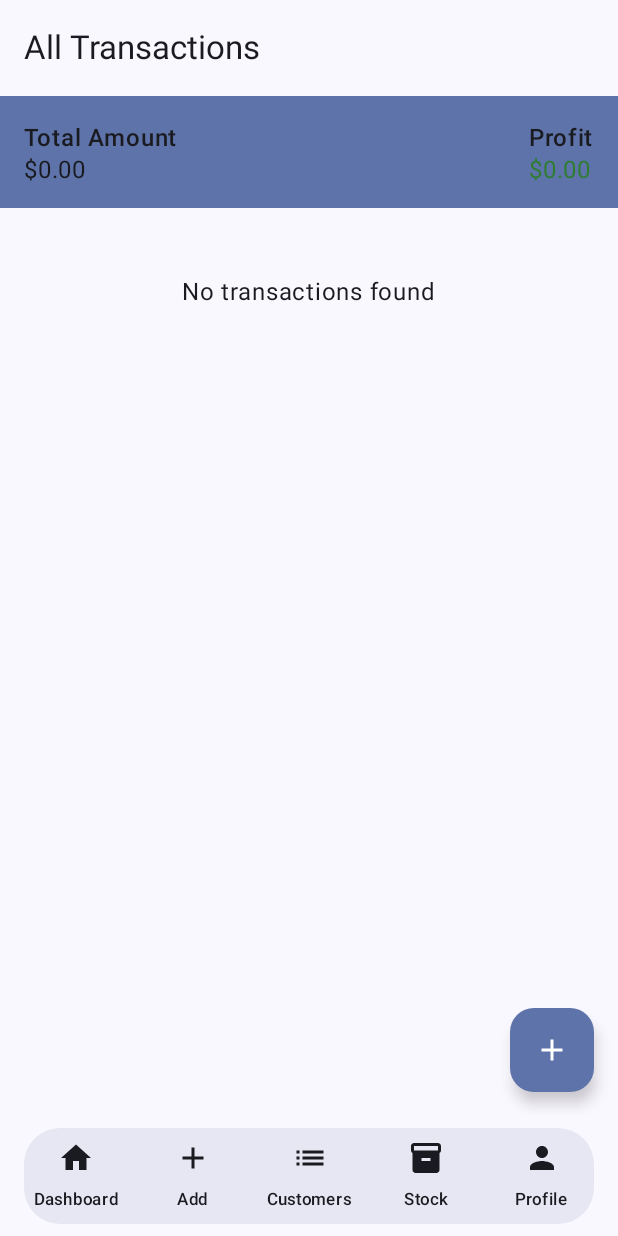
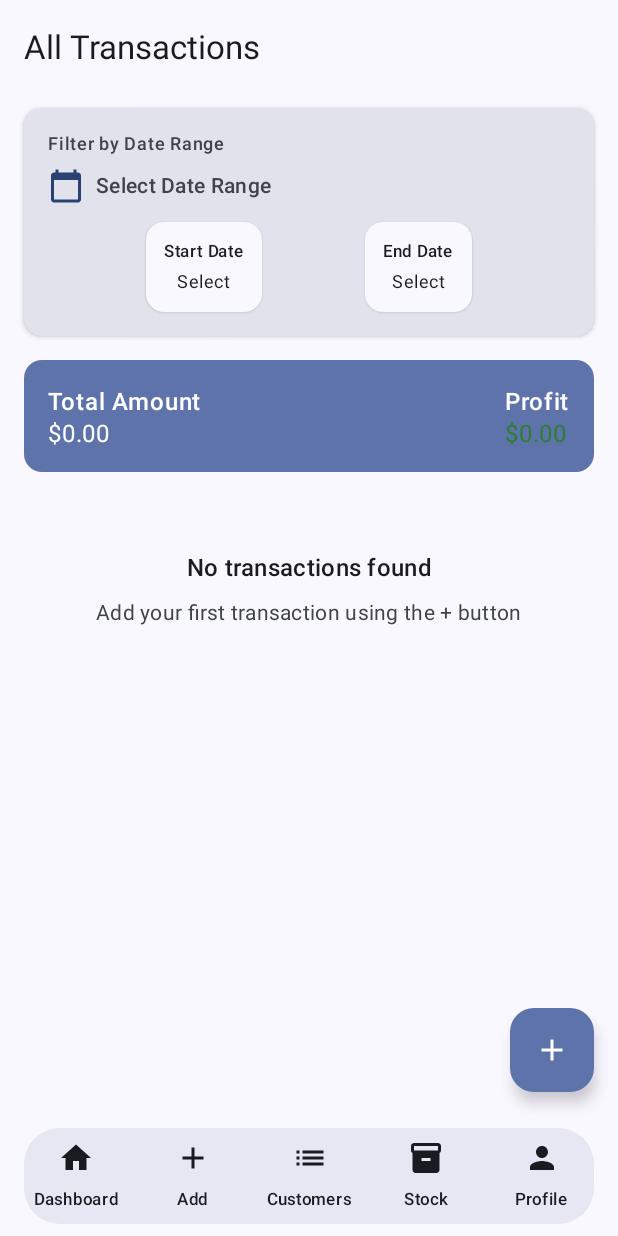
Before and after one commit to shahjalal-mahmud/RepairStoreManager, an Android app built with Jetpack Compose: the AllTransactionsScreen screen opened through its navigation route, on a phone screen of 412 x 824 dp. Run offline under Robolectric (Android 15) with nearby library versions, the phone set to English and light mode, and no system bars; our stand-ins replace Firebase (no records; nobody signed in at launch, a user with empty details on screens opened directly); 2 statements that could not run were skipped.

Commit message:
Added Date Range based Filter Transection History

```diff
--- /dev/null
+++ b/app/src/main/java/com/example/repairstoremanager/ui/components/common/DateRangePicker.kt
@@ -0,0 +1,252 @@
+package com.example.repairstoremanager.ui.components.common
+
+import androidx.compose.foundation.clickable
+import androidx.compose.foundation.layout.Arrangement
+import androidx.compose.foundation.layout.Column
+import androidx.compose.foundation.layout.Row
+import androidx.compose.foundation.layout.Spacer
+import androidx.compose.foundation.layout.fillMaxWidth
+import androidx.compose.foundation.layout.height
+import androidx.compose.foundation.layout.padding
+import androidx.compose.foundation.layout.width
+import androidx.compose.material.icons.Icons
+import androidx.compose.material.icons.filled.CalendarToday
+import androidx.compose.material.icons.filled.Clear
+import androidx.compose.material3.Card
+import androidx.compose.material3.CardDefaults
+import androidx.compose.material3.Icon
+import androidx.compose.material3.IconButton
+import androidx.compose.material3.MaterialTheme
+import androidx.compose.material3.Text
+import androidx.compose.runtime.Composable
+import androidx.compose.runtime.getValue
+import androidx.compose.runtime.mutableStateOf
+import androidx.compose.runtime.remember
+import androidx.compose.runtime.setValue
+import androidx.compose.ui.Alignment
+import androidx.compose.ui.Modifier
+import androidx.compose.ui.text.font.FontWeight
+import androidx.compose.ui.unit.dp
+import com.example.repairstoremanager.util.DateUtils
+import java.time.LocalDate
+
+data class DateRange(
+    val startDate: LocalDate? = null,
+    val endDate: LocalDate? = null
+) {
+    val isEmpty: Boolean
+        get() = startDate == null && endDate == null
+
+    val isComplete: Boolean
+        get() = startDate != null && endDate != null
+
+    fun isValid(): Boolean {
+        return if (isComplete) {
+            !startDate!!.isAfter(endDate!!)
+        } else {
+            true
+        }
+    }
+
+    fun getDisplayText(): String {
+        return if (isEmpty) {
+            "Select Date Range"
+        } else if (startDate != null && endDate != null) {
+            "${DateUtils.formatDateForDisplay(startDate)} - ${DateUtils.formatDateForDisplay(endDate)}"
+        } else if (startDate != null) {
+            "From ${DateUtils.formatDateForDisplay(startDate)}"
+        } else {
+            "To ${DateUtils.formatDateForDisplay(endDate!!)}"
+        }
+    }
+}
+
+@Composable
+fun DateRangePicker(
+    dateRange: DateRange,
+    onDateRangeSelected: (DateRange) -> Unit,
+    modifier: Modifier = Modifier,
+    label: String = "Date Range"
+) {
+    var showStartDatePicker by remember { mutableStateOf(false) }
+    var showEndDatePicker by remember { mutableStateOf(false) }
+
+    Card(
+        modifier = modifier,
+        colors = CardDefaults.cardColors(
+            containerColor = MaterialTheme.colorScheme.surfaceVariant
+        ),
+        elevation = CardDefaults.cardElevation(defaultElevation = 2.dp)
+    ) {
+        Column(
+            modifier = Modifier
+                .fillMaxWidth()
+                .padding(16.dp)
+        ) {
+            Text(
+                text = label,
+                style = MaterialTheme.typography.labelMedium,
+                color = MaterialTheme.colorScheme.onSurfaceVariant
+            )
+
+            Spacer(modifier = Modifier.height(8.dp))
+
+            // Date range display row
+            Row(
+                modifier = Modifier.fillMaxWidth(),
+                verticalAlignment = Alignment.CenterVertically,
+                horizontalArrangement = Arrangement.SpaceBetween
+            ) {
+                Row(
+                    modifier = Modifier
+                        .weight(1f)
+                        .clickable {
+                            // When clicking the main area, show start date picker
+                            showStartDatePicker = true
+                        },
+                    verticalAlignment = Alignment.CenterVertically
+                ) {
+                    Icon(
+                        imageVector = Icons.Default.CalendarToday,
+                        contentDescription = "Select date range",
+                        tint = MaterialTheme.colorScheme.primary
+                    )
+
+                    Spacer(modifier = Modifier.width(8.dp))
+
+                    Text(
+                        text = dateRange.getDisplayText(),
+                        style = MaterialTheme.typography.bodyMedium,
+                        fontWeight = FontWeight.Medium,
+                        modifier = Modifier.weight(1f)
+                    )
+                }
+
+                // Clear button
+                if (!dateRange.isEmpty) {
+                    IconButton(
+                        onClick = {
+                            onDateRangeSelected(DateRange())
+                        }
+                    ) {
+                        Icon(
+                            imageVector = Icons.Default.Clear,
+                            contentDescription = "Clear date range",
+                            tint = MaterialTheme.colorScheme.onSurfaceVariant
+                        )
+                    }
+                }
+            }
+
+            // Date selection buttons - Always show them
+            Spacer(modifier = Modifier.height(12.dp))
+
+            Row(
+                modifier = Modifier.fillMaxWidth(),
+                horizontalArrangement = Arrangement.SpaceEvenly
+            ) {
+                // Start Date Button
+                DateSelectionButton(
+                    label = "Start Date",
+                    date = dateRange.startDate,
+                    isSelected = showStartDatePicker,
+                    onClick = {
+                        showStartDatePicker = true
+                        showEndDatePicker = false
+                    }
+                )
+
+                // End Date Button
+                DateSelectionButton(
+                    label = "End Date",
+                    date = dateRange.endDate,
+                    isSelected = showEndDatePicker,
+                    onClick = {
+                        showEndDatePicker = true
+                        showStartDatePicker = false
+                    }
+                )
+            }
+        }
+    }
+
+    // Start Date Picker Dialog
+    if (showStartDatePicker) {
+        AndroidDatePickerDialog(
+            initialDate = dateRange.startDate ?: LocalDate.now(),
+            onDateSelected = { selectedDate ->
+                val newRange = dateRange.copy(startDate = selectedDate)
+                if (newRange.isValid()) {
+                    onDateRangeSelected(newRange)
+                }
+                showStartDatePicker = false
+            },
+            onDismiss = { showStartDatePicker = false }
+        )
+    }
+
+    // End Date Picker Dialog
+    if (showEndDatePicker) {
+        AndroidDatePickerDialog(
+            initialDate = dateRange.endDate ?: (dateRange.startDate ?: LocalDate.now()),
+            onDateSelected = { selectedDate ->
+                val newRange = dateRange.copy(endDate = selectedDate)
+                if (newRange.isValid()) {
+                    onDateRangeSelected(newRange)
+                }
+                showEndDatePicker = false
+            },
+            onDismiss = { showEndDatePicker = false }
+        )
+    }
+}
+
+@Composable
+private fun DateSelectionButton(
+    label: String,
+    date: LocalDate?,
+    isSelected: Boolean,
+    onClick: () -> Unit
+) {
+    Card(
+        modifier = Modifier
+            .padding(horizontal = 4.dp)
+            .clickable(onClick = onClick),
+        colors = CardDefaults.cardColors(
+            containerColor = if (isSelected) {
+                MaterialTheme.colorScheme.primary
+            } else {
+                MaterialTheme.colorScheme.surface
+            }
+        ),
+        elevation = CardDefaults.cardElevation(defaultElevation = if (isSelected) 4.dp else 1.dp)
+    ) {
+        Column(
+            modifier = Modifier.padding(12.dp),
+            horizontalAlignment = Alignment.CenterHorizontally
+        ) {
+            Text(
+                text = label,
+                style = MaterialTheme.typography.labelSmall,
+                color = if (isSelected) {
+                    MaterialTheme.colorScheme.onPrimary
+                } else {
+                    MaterialTheme.colorScheme.onSurface
+                }
+            )
+
+            Spacer(modifier = Modifier.height(4.dp))
+
+            Text(
+                text = date?.let { DateUtils.formatDateForDisplay(it) } ?: "Select",
+                style = MaterialTheme.typography.bodySmall,
+                fontWeight = if (date != null) FontWeight.Bold else FontWeight.Normal,
+                color = if (isSelected) {
+                    MaterialTheme.colorScheme.onPrimary
+                } else {
+                    MaterialTheme.colorScheme.onSurface
+                }
+            )
+        }
+    }
+}
--- a/app/src/main/java/com/example/repairstoremanager/ui/screens/transaction/AllTransactionsScreen.kt
+++ b/app/src/main/java/com/example/repairstoremanager/ui/screens/transaction/AllTransactionsScreen.kt
@@ -1,6 +1,5 @@
 package com.example.repairstoremanager.ui.screens.transaction
 
-import androidx.compose.foundation.background
 import androidx.compose.foundation.layout.Arrangement
 import androidx.compose.foundation.layout.Box
 import androidx.compose.foundation.layout.Column
@@ -11,10 +10,12 @@ import androidx.compose.foundation.layout.fillMaxSize
 import androidx.compose.foundation.layout.fillMaxWidth
 import androidx.compose.foundation.layout.height
 import androidx.compose.foundation.layout.padding
+import androidx.compose.foundation.layout.width
 import androidx.compose.foundation.lazy.LazyColumn
 import androidx.compose.foundation.lazy.items
 import androidx.compose.material.icons.Icons
 import androidx.compose.material.icons.filled.Add
+import androidx.compose.material3.Button
 import androidx.compose.material3.Card
 import androidx.compose.material3.CardDefaults
 import androidx.compose.material3.CircularProgressIndicator
@@ -24,8 +25,10 @@ import androidx.compose.material3.Icon
 import androidx.compose.material3.MaterialTheme
 import androidx.compose.material3.Scaffold
 import androidx.compose.material3.Text
+import androidx.compose.material3.TextButton
 import androidx.compose.material3.TopAppBar
 import androidx.compose.runtime.Composable
+import androidx.compose.runtime.LaunchedEffect
 import androidx.compose.runtime.collectAsState
 import androidx.compose.runtime.getValue
 import androidx.compose.ui.Alignment
@@ -35,6 +38,7 @@ import androidx.compose.ui.text.font.FontWeight
 import androidx.compose.ui.unit.dp
 import androidx.lifecycle.viewmodel.compose.viewModel
 import com.example.repairstoremanager.data.model.Transaction
+import com.example.repairstoremanager.ui.components.common.DateRangePicker
 import com.example.repairstoremanager.viewmodel.TransactionViewModel
 import java.text.NumberFormat
 import java.util.Locale
@@ -47,10 +51,14 @@ fun AllTransactionsScreen(
 ) {
     val transactions by viewModel.transactions.collectAsState()
     val isLoading by viewModel.isLoading.collectAsState()
+    val dateRange by viewModel.dateRange.collectAsState()
+    val isFiltering by viewModel.isFiltering.collectAsState()
 
-    // ✅ Load all transactions when this screen appears
-    androidx.compose.runtime.LaunchedEffect(Unit) {
+    // Load all transactions when screen is first shown
+    LaunchedEffect(Unit) {
+        if (!isFiltering) {
             viewModel.loadAllTransactions()
+        }
     }
 
     Scaffold(
@@ -61,7 +69,19 @@ fun AllTransactionsScreen(
         },
         topBar = {
             TopAppBar(
-                title = { Text("All Transactions") },
+                title = {
+                    Row(verticalAlignment = Alignment.CenterVertically) {
+                        Text("All Transactions")
+                        if (isFiltering) {
+                            Spacer(modifier = Modifier.width(8.dp))
+                            Text(
+                                " (Filtered)",
+                                style = MaterialTheme.typography.bodySmall,
+                                color = MaterialTheme.colorScheme.primary
+                            )
+                        }
+                    }
+                },
             )
         }
     ) { padding ->
@@ -70,16 +90,35 @@ fun AllTransactionsScreen(
                 .fillMaxSize()
                 .padding(padding)
         ) {
+            // Date Range Filter
+            DateRangePicker(
+                dateRange = dateRange,
+                onDateRangeSelected = { newDateRange ->
+                    viewModel.updateDateRange(newDateRange)
+                },
+                modifier = Modifier
+                    .fillMaxWidth()
+                    .padding(horizontal = 16.dp, vertical = 8.dp),
+                label = "Filter by Date Range"
+            )
+
             // Summary section
-            TransactionSummaryHeader(transactions)
+            TransactionSummaryHeader(transactions, isFiltering)
 
             // Transactions list
             if (isLoading) {
                 Box(
-                    Modifier.fillMaxSize(),
+                    modifier = Modifier.fillMaxSize(),
                     contentAlignment = Alignment.Center
                 ) {
+                    Column(horizontalAlignment = Alignment.CenterHorizontally) {
                         CircularProgressIndicator()
+                        Spacer(modifier = Modifier.height(16.dp))
+                        Text(
+                            if (isFiltering) "Filtering transactions..." else "Loading transactions...",
+                            style = MaterialTheme.typography.bodyMedium
+                        )
+                    }
                 }
             } else {
                 LazyColumn(
@@ -89,17 +128,65 @@ fun AllTransactionsScreen(
                     if (transactions.isEmpty()) {
                         item {
                             Box(
-                                Modifier
-                                    .fillMaxSize()
+                                modifier = Modifier
+                                    .fillMaxWidth()
                                     .padding(32.dp),
                                 contentAlignment = Alignment.Center
                             ) {
-                                Text("No transactions found")
+                                Column(horizontalAlignment = Alignment.CenterHorizontally) {
+                                    Text(
+                                        "No transactions found",
+                                        style = MaterialTheme.typography.titleMedium
+                                    )
+                                    Spacer(modifier = Modifier.height(8.dp))
+                                    Text(
+                                        if (isFiltering) {
+                                            "Try adjusting your date range filter"
+                                        } else {
+                                            "Add your first transaction using the + button"
+                                        },
+                                        style = MaterialTheme.typography.bodyMedium,
+                                        color = MaterialTheme.colorScheme.onSurfaceVariant
+                                    )
+                                    if (isFiltering) {
+                                        Spacer(modifier = Modifier.height(16.dp))
+                                        Button(
+                                            onClick = { viewModel.clearDateRangeFilter() }
+                                        ) {
+                                            Text("Clear Filter")
+                                        }
+                                    }
+                                }
                             }
                         }
                     } else {
-                        items(transactions) { txn ->
-                            TransactionItem(txn)
+                        item {
+                            // Transaction count header
+                            Row(
+                                modifier = Modifier
+                                    .fillMaxWidth()
+                                    .padding(horizontal = 4.dp, vertical = 8.dp),
+                                horizontalArrangement = Arrangement.SpaceBetween,
+                                verticalAlignment = Alignment.CenterVertically
+                            ) {
+                                Text(
+                                    "${transactions.size} transactions",
+                                    style = MaterialTheme.typography.bodySmall,
+                                    color = MaterialTheme.colorScheme.onSurfaceVariant
+                                )
+
+                                if (isFiltering) {
+                                    TextButton(
+                                        onClick = { viewModel.clearDateRangeFilter() }
+                                    ) {
+                                        Text("Clear Filter")
+                                    }
+                                }
+                            }
+                        }
+
+                        items(transactions) { transaction ->
+                            TransactionItem(transaction = transaction)
                         }
                     }
                 }
@@ -109,16 +196,33 @@ fun AllTransactionsScreen(
 }
 
 @Composable
-fun TransactionSummaryHeader(transactions: List<Transaction>) {
+fun TransactionSummaryHeader(transactions: List<Transaction>, isFiltered: Boolean = false) {
     val totalAmount = transactions.sumOf { it.totalAmount }
     val totalProfit = transactions.sumOf { it.totalProfit }
     val formatter = NumberFormat.getCurrencyInstance(Locale.getDefault())
 
-    Row(
+    Card(
         modifier = Modifier
             .fillMaxWidth()
-            .background(MaterialTheme.colorScheme.primaryContainer)
-            .padding(16.dp),
+            .padding(horizontal = 16.dp, vertical = 8.dp),
+        colors = CardDefaults.cardColors(
+            containerColor = MaterialTheme.colorScheme.primaryContainer
+        )
+    ) {
+        Column(
+            modifier = Modifier.padding(16.dp)
+        ) {
+            if (isFiltered) {
+                Text(
+                    "Filtered Results",
+                    style = MaterialTheme.typography.labelMedium,
+                    color = MaterialTheme.colorScheme.primary
+                )
+                Spacer(modifier = Modifier.height(4.dp))
+            }
+
+            Row(
+                modifier = Modifier.fillMaxWidth(),
                 horizontalArrangement = Arrangement.SpaceBetween
             ) {
                 Column {
@@ -132,6 +236,8 @@ fun TransactionSummaryHeader(transactions: List<Transaction>) {
                         style = MaterialTheme.typography.bodyLarge,
                         color = if (totalProfit >= 0) Color(0xFF2E7D32) else Color.Red
                     )
+                }
+            }
         }
     }
 }
@@ -155,16 +261,16 @@ fun TransactionItem(transaction: Transaction) {
     ) {
         Column(Modifier.padding(12.dp)) {
             Row(
-                Modifier.fillMaxWidth(),
+                modifier = Modifier.fillMaxWidth(),
                 horizontalArrangement = Arrangement.SpaceBetween
             ) {
                 Text(transaction.invoiceNumber, fontWeight = FontWeight.Bold)
                 Text(transaction.date, style = MaterialTheme.typography.bodySmall)
             }
             Text(transaction.customerName, style = MaterialTheme.typography.bodyMedium)
-            Spacer(Modifier.height(6.dp))
+            Spacer(modifier = Modifier.height(6.dp))
             Row(
-                Modifier.fillMaxWidth(),
+                modifier = Modifier.fillMaxWidth(),
                 horizontalArrangement = Arrangement.SpaceBetween
             ) {
                 Text(formatter.format(transaction.totalAmount), fontWeight = FontWeight.Bold)
```
Also changed, not shown: app/src/main/java/com/example/repairstoremanager/data/repository/TransactionRepository.kt (+27 -0 lines), app/src/main/java/com/example/repairstoremanager/ui/components/common/AndroidDatePickerDialog.kt (added, +41 -0 lines), app/src/main/java/com/example/repairstoremanager/util/DateUtils.kt (added, +52 -0 lines), app/src/main/java/com/example/repairstoremanager/viewmodel/TransactionViewModel.kt (+54 -0 lines). Lines whose indentation alone changed are shown as unchanged.
